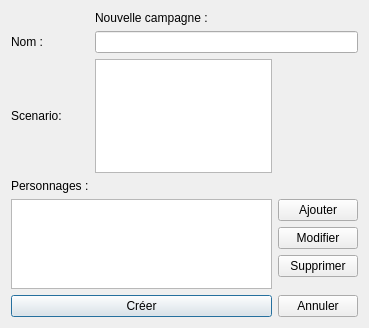
Before: the Qt Designer form fenetre/formNouvelleCampagne.ui in helarion/Application-JDR, drawn with Qt 5.
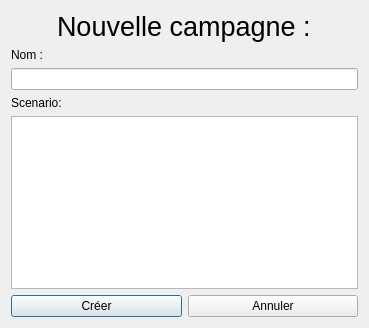
After: the same form once the commit is applied.

Patch:
```diff
--- a/fenetre/formNouvelleCampagne.ui
+++ b/fenetre/formNouvelleCampagne.ui
@@ -13,78 +13,55 @@
   <property name="windowTitle">
    <string>Dialog</string>
   </property>
-  <layout class="QGridLayout" name="gridLayout">
-   <item row="5" column="0" rowspan="3" colspan="2">
-    <widget class="QListWidget" name="personnagesList"/>
-   </item>
-   <item row="4" column="0">
-    <widget class="QLabel" name="label_2">
-     <property name="text">
-      <string>Personnages :</string>
-     </property>
-    </widget>
-   </item>
-   <item row="2" column="1" colspan="2">
-    <widget class="QLineEdit" name="nomCampagne"/>
-   </item>
-   <item row="8" column="0" colspan="2">
-    <widget class="QPushButton" name="creerButton">
-     <property name="text">
-      <string>Créer</string>
-     </property>
-    </widget>
-   </item>
-   <item row="0" column="1" colspan="2">
+  <layout class="QVBoxLayout" name="verticalLayout">
+   <item alignment="Qt::AlignHCenter">
     <widget class="QLabel" name="label">
+     <property name="font">
+      <font>
+       <pointsize>20</pointsize>
+      </font>
+     </property>
      <property name="text">
       <string>Nouvelle campagne :</string>
      </property>
     </widget>
    </item>
-   <item row="2" column="0">
+   <item>
     <widget class="QLabel" name="label_3">
      <property name="text">
       <string>Nom :</string>
      </property>
     </widget>
    </item>
-   <item row="8" column="2">
-    <widget class="QPushButton" name="annulerButton">
-     <property name="text">
-      <string>Annuler</string>
-     </property>
-    </widget>
+   <item>
+    <widget class="QLineEdit" name="nomCampagne"/>
    </item>
-   <item row="3" column="0">
+   <item>
     <widget class="QLabel" name="label_4">
      <property name="text">
       <string>Scenario:</string>
      </property>
     </widget>
    </item>
-   <item row="3" column="1">
+   <item>
     <widget class="QTextEdit" name="scenarioCampagne"/>
    </item>
-   <item row="5" column="2">
-    <layout class="QVBoxLayout" name="verticalLayout">
+   <item>
+    <layout class="QHBoxLayout" name="horizontalLayout">
+     <property name="topMargin">
+      <number>0</number>
+     </property>
      <item>
-      <widget class="QPushButton" name="pushButton">
+      <widget class="QPushButton" name="creerButton">
        <property name="text">
-        <string>Ajouter</string>
+        <string>Créer</string>
        </property>
       </widget>
      </item>
      <item>
-      <widget class="QPushButton" name="pushButton_2">
+      <widget class="QPushButton" name="annulerButton">
        <property name="text">
-        <string>Modifier</string>
-       </property>
-      </widget>
-     </item>
-     <item>
-      <widget class="QPushButton" name="pushButton_3">
-       <property name="text">
-        <string>Supprimer</string>
+        <string>Annuler</string>
        </property>
       </widget>
      </item>
```
Left out of the diff: 19 changed lines with no effect on the pictures.
